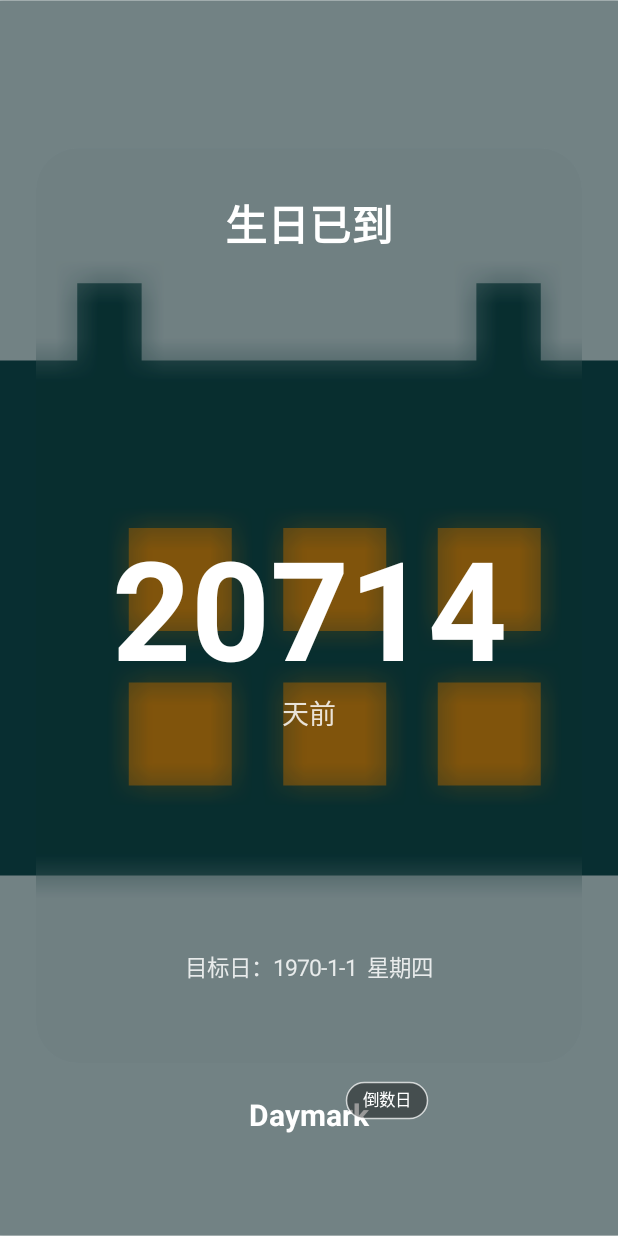
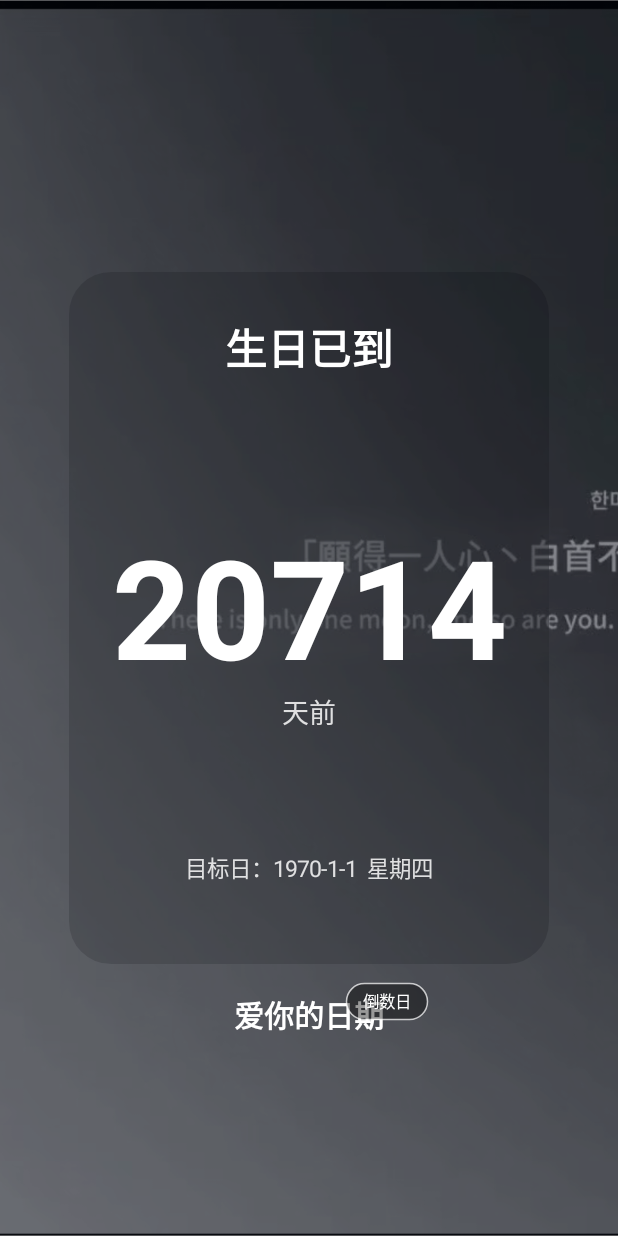
Before and after one commit to flechazo-crushed/daymark, an Android app: the screen it shows after launch (MainActivity), on a phone screen of 412 x 824 dp. Run offline under Robolectric (Android 15) with nearby library versions, the phone set to English and light mode, and no system bars.

Commit message:
Publish fixed frosted countdown release

```diff
--- a/app/src/main/java/com/example/daymark/CountdownView.java
+++ b/app/src/main/java/com/example/daymark/CountdownView.java
@@ -75,10 +75,10 @@ public final class CountdownView extends View {
         paint.setColor(BACKDROP);
         canvas.drawRect(0, 0, w, h, paint);
 
-        float cardLeft = dp(24);
-        float cardRight = w - dp(24);
-        float cardTop = h * 0.12f;
-        float cardBottom = h * 0.86f;
+        float cardLeft = dp(46);
+        float cardRight = w - dp(46);
+        float cardTop = h * 0.22f;
+        float cardBottom = h * 0.78f;
         float radius = dp(28);
         rect.set(cardLeft, cardTop, cardRight, cardBottom);
         cardPath.reset();
@@ -88,7 +88,7 @@ public final class CountdownView extends View {
         canvas.save();
         canvas.clipPath(cardPath);
         drawBitmapCover(canvas, blurredBackground, 0, 0, w, h);
-        paint.setColor(0x26000000);
+        paint.setColor(0x42000000);
         canvas.drawRect(rect, paint);
         canvas.restore();
 
@@ -118,7 +118,7 @@ public final class CountdownView extends View {
         text(canvas, targetDate, centerX, cardBottom - dp(58), 15, MUTED_WHITE,
                 false, Paint.Align.CENTER);
 
-        text(canvas, "Daymark", centerX, cardBottom + dp(42), 20, WHITE, true, Paint.Align.CENTER);
+        text(canvas, "爱你的日期", centerX, cardBottom + dp(42), 20, WHITE, true, Paint.Align.CENTER);
         drawPill(canvas, centerX + dp(52), cardBottom + dp(25), "倒数日");
     }
 
@@ -147,7 +147,7 @@ public final class CountdownView extends View {
         Bitmap bitmap = Bitmap.createBitmap(width, height, Bitmap.Config.ARGB_8888);
         Canvas canvas = new Canvas(bitmap);
         drawImageCover(canvas, source, 0, 0, width, height);
-        return boxBlur(bitmap, 5);
+        return boxBlur(bitmap, 9);
     }
 
     private Bitmap boxBlur(Bitmap source, int radius) {
--- a/app/src/main/res/drawable/home_image.xml
+++ /dev/null
@@ -1,10 +0,0 @@
-<?xml version="1.0" encoding="utf-8"?>
-<vector xmlns:android="http://schemas.android.com/apk/res/android"
-    android:width="96dp"
-    android:height="96dp"
-    android:viewportWidth="96"
-    android:viewportHeight="96">
-    <path android:fillColor="#D7F2EE" android:pathData="M0,0h96v96h-96z" />
-    <path android:fillColor="#0D534F" android:pathData="M24,28h48v40h-48zM30,22h5v12h-5zM61,22h5v12h-5z" />
-    <path android:fillColor="#F59E0B" android:pathData="M34,41h8v8h-8zM46,41h8v8h-8zM58,41h8v8h-8zM34,53h8v8h-8zM46,53h8v8h-8zM58,53h8v8h-8z" />
-</vector>
```
Also changed, not shown: app/src/main/res/drawable/home_image.jpg (added), 2 other files.
